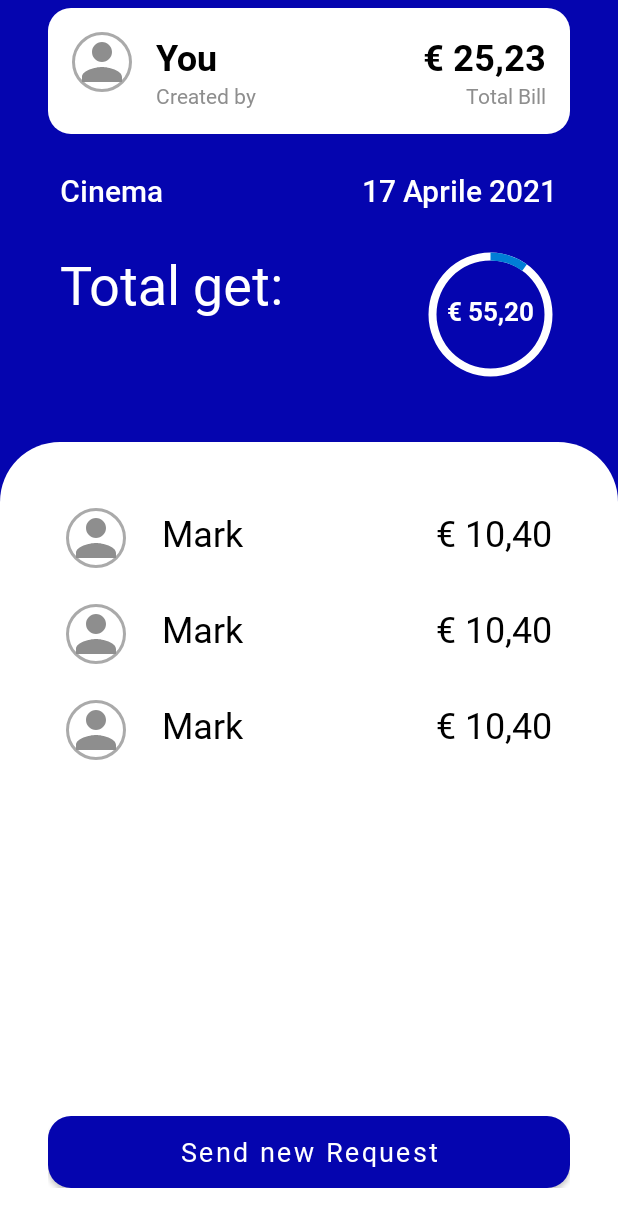
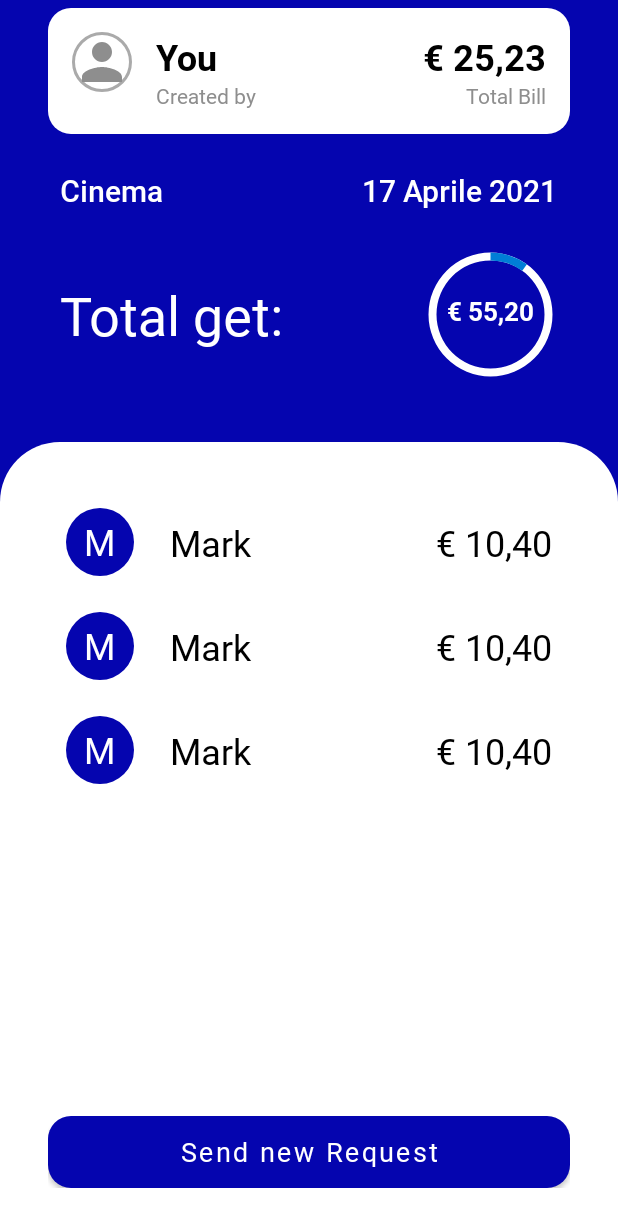
Before and after one commit to nicolapiccolo/billsplitter, an Android app: the layout fragment_my_split.xml on its own in the app's theme, with its tools: preview values and no code run, on a phone screen of 412 x 824 dp. Shown: the top 1227 px of the screen. Run offline under Robolectric (Android 15) with nearby library versions, the phone set to English and light mode, and no system bars.

Commit message:
Stile Icone Account

```diff
--- a/app/src/main/java/it/unito/billsplitter/activity/MainActivity.kt
+++ b/app/src/main/java/it/unito/billsplitter/activity/MainActivity.kt
@@ -3,11 +3,14 @@ package it.unito.billsplitter.activity
 import android.app.Activity
 import android.content.Intent
 import android.graphics.Color
+import android.graphics.drawable.Drawable
 import android.os.Bundle
 import android.view.View
 import android.widget.Toast
 import androidx.appcompat.app.AppCompatActivity
+import androidx.appcompat.content.res.AppCompatResources
 import androidx.core.content.ContextCompat
+import androidx.core.graphics.drawable.DrawableCompat
 import androidx.recyclerview.widget.LinearLayoutManager
 import com.parse.ParseObject
 import it.unito.billsplitter.AsyncTaskListener
@@ -35,6 +38,8 @@ class MainActivity : AppCompatActivity(),CellClickListener,AsyncTaskListener {
 
             //Toast.makeText(baseContext, "Welcome back ${User.username}", Toast.LENGTH_LONG).show()
             recyclerView.layoutManager = LinearLayoutManager(this, LinearLayoutManager.VERTICAL, false)
+
+            icon_text.text = user.username.capitalize()[0].toString()
 
             hideView()
             LoadDataAsyncTask(this).execute(false) //thread caricamento dati
--- a/app/src/main/java/it/unito/billsplitter/model/SplitMember.kt
+++ b/app/src/main/java/it/unito/billsplitter/model/SplitMember.kt
@@ -1,8 +1,11 @@
 package it.unito.billsplitter.model
 
-import com.parse.ParseObject
+import android.content.res.TypedArray
+import android.graphics.Color
+import androidx.core.content.ContextCompat
 import com.parse.ParseUser
 import java.io.Serializable
 
+
 class SplitMember(var name: String, var share: String, var paid: Boolean, val user: ParseUser, val owner: Boolean = false):Serializable {
 }
--- /dev/null
+++ b/app/src/main/res/drawable/circle_icon.xml
@@ -0,0 +1,5 @@
+<?xml version="1.0" encoding="utf-8"?>
+<shape xmlns:android="http://schemas.android.com/apk/res/android"
+    android:shape="oval">
+    <solid android:color="@color/blue" />
+</shape>
--- a/app/src/main/res/layout/fragment_my_split.xml
+++ b/app/src/main/res/layout/fragment_my_split.xml
@@ -129,7 +129,8 @@
         android:textColor="@color/white"
         android:textSize="36dp"
         app:layout_constraintStart_toStartOf="parent"
-        app:layout_constraintTop_toTopOf="@+id/relativeLayout" />
+        app:layout_constraintTop_toTopOf="@+id/relativeLayout"
+        app:layout_constraintBottom_toBottomOf="@+id/relativeLayout"/>
 
     <RelativeLayout
         android:id="@+id/relativeLayout"
--- a/app/src/main/res/layout/fragment_split_user.xml
+++ b/app/src/main/res/layout/fragment_split_user.xml
@@ -7,14 +7,30 @@
     android:layout_height="wrap_content"
     android:padding="12dp">
 
-    <ImageView
+
+    <RelativeLayout
         android:id="@+id/m_imgAccount"
-        android:layout_width="40dp"
-        android:layout_height="40dp"
-        android:layout_gravity="center_vertical"
-        android:background="@drawable/img_account"
+        android:layout_width="45dp"
+        android:layout_height="45dp"
         app:layout_constraintStart_toStartOf="parent"
-        app:layout_constraintTop_toTopOf="parent" />
+        app:layout_constraintTop_toTopOf="parent">
+
+        <ImageView
+            android:id="@+id/icon"
+            android:layout_width="match_parent"
+            android:layout_height="match_parent"
+            android:src="@drawable/circle_icon" />
+
+        <TextView
+            android:id="@+id/icon_text"
+            android:layout_width="wrap_content"
+            android:layout_height="wrap_content"
+            android:layout_centerInParent="true"
+            android:textColor="@android:color/white"
+            android:fontFamily="@font/robo_regular"
+            android:text="M"
+            android:textSize="24dp" />
+    </RelativeLayout>
 
     <TextView
         android:id="@+id/m_txtName"
@@ -22,10 +38,12 @@
         android:layout_height="wrap_content"
         android:layout_marginStart="24dp"
         android:text="Mark "
+        android:gravity="center_vertical"
         android:fontFamily="@font/robo_regular"
         android:textSize="24dp"
         android:textColor="@color/black"
         app:layout_constraintStart_toEndOf="@+id/m_imgAccount"
+        app:layout_constraintBottom_toBottomOf="@+id/m_imgAccount"
         app:layout_constraintTop_toTopOf="@+id/m_imgAccount" />
 
     <TextView
```
Also changed, not shown: app/src/main/java/it/unito/billsplitter/RvAdapterDetail.kt (+32 -7 lines), app/src/main/res/layout/activity_main.xml (+22 -5 lines), app/src/main/res/values/array.xml (added, +41 -0 lines).
